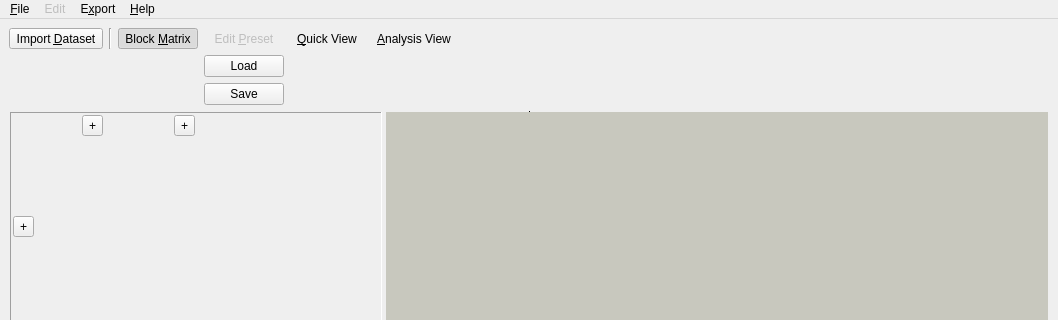
Above: shapeout2/gui/main.ui from ZELLMECHANIK-DRESDEN/ShapeOut2 before the change; both pictures show x 0 to 1058 and y 0 to 320 of the 1058 by 670 pixel window. Below: the same form after it.
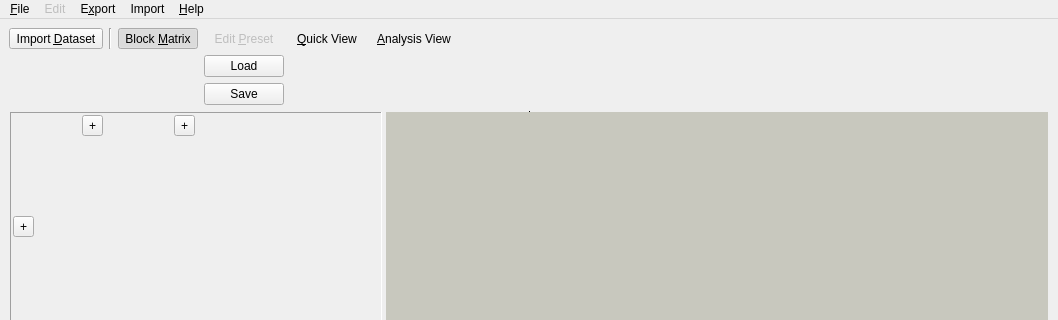
That is the form after the change. Custom widgets are drawn as their Qt base class.

What changed in the file:
```diff
--- a/shapeout2/gui/main.ui
+++ b/shapeout2/gui/main.ui
@@ -427,10 +427,18 @@
     <addaction name="actionData_2"/>
     <addaction name="actionPlots_2"/>
     <addaction name="actionStatistics"/>
+    <addaction name="menuPipeline"/>
+   </widget>
+   <widget class="QMenu" name="menuImport">
+    <property name="title">
+     <string>Import</string>
+    </property>
+    <addaction name="actionPolygon_Filters"/>
    </widget>
    <addaction name="menu_File"/>
    <addaction name="menuEdit"/>
    <addaction name="menuExport"/>
+   <addaction name="menuImport"/>
    <addaction name="menu_Help"/>
   </widget>
   <widget class="QStatusBar" name="statusbar"/>
```
Left out of the diff: 27 changed lines with no effect on the pictures.
